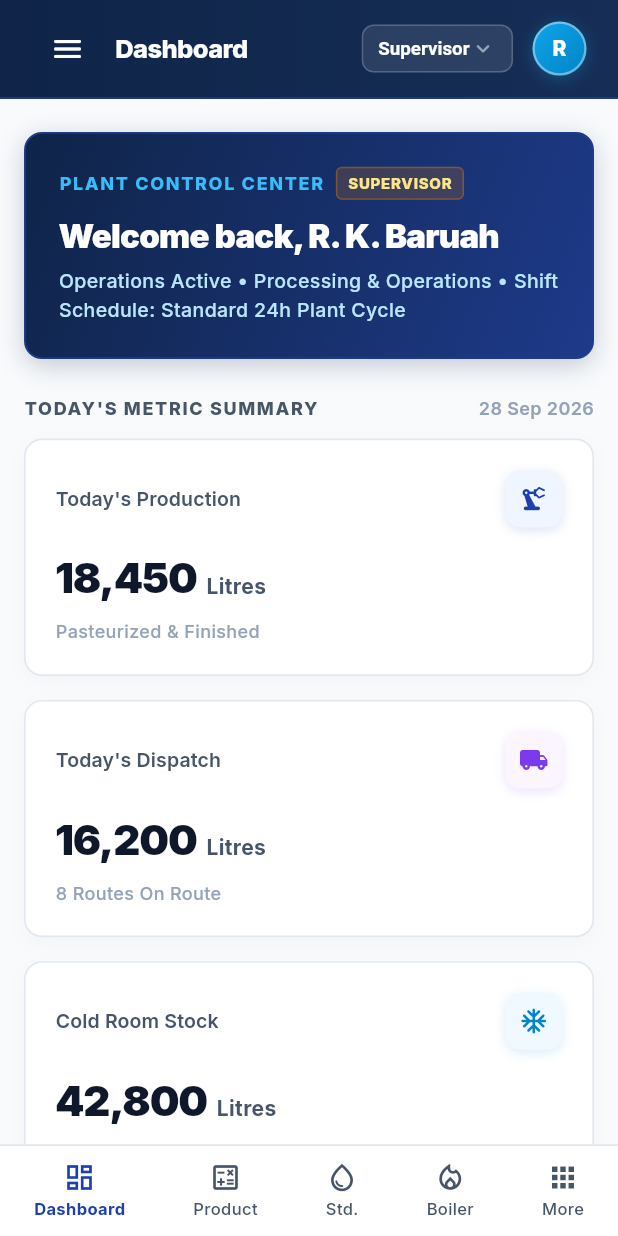
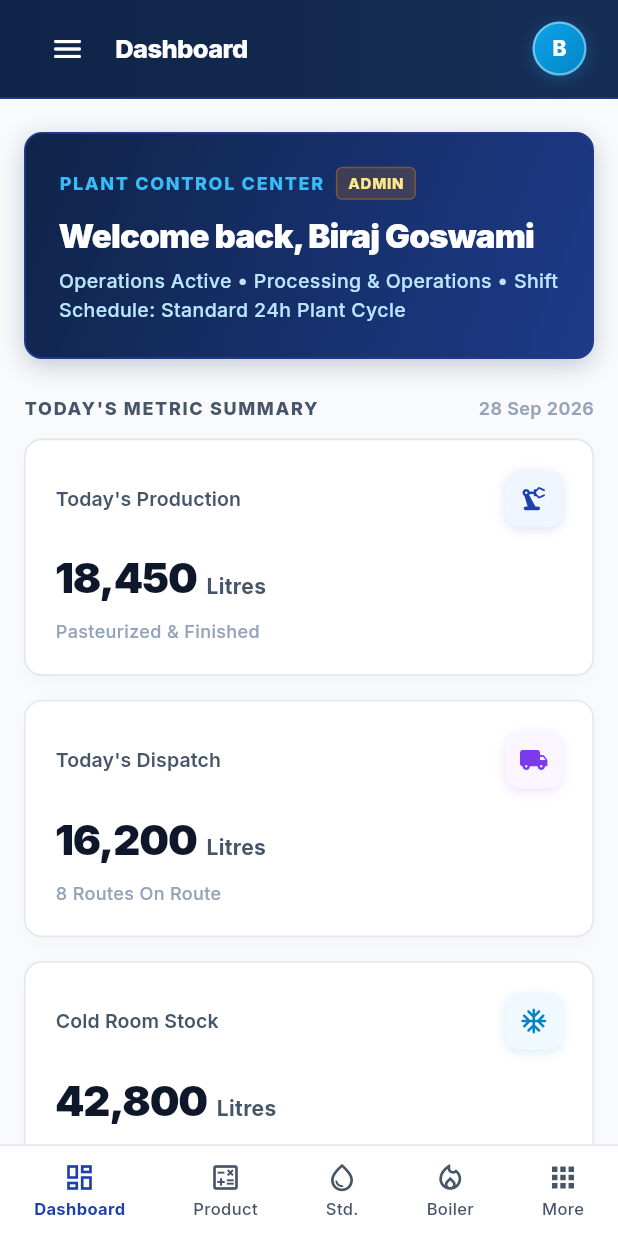
Before and after one commit to wingglexbiraj-max/caseya, a Flutter app: the screen it shows after launch, on a phone screen of 412 x 824 dp. Run offline on Flutter 3.47's test engine with Material 3 defaults, Android fonts, the phone set to English and light mode, and no system bars; our stand-ins replace flutter_riverpod, google_fonts, shared_preferences.

Commit message:
feat(header): add real-time clock and date, remove admin chip, update user to Biraj Goswami

```diff
--- a/lib/core/utils/formatters.dart
+++ b/lib/core/utils/formatters.dart
@@ -6,7 +6,13 @@ class Formatters {
   static final NumberFormat _oneDecimalFormat = NumberFormat('#,##0.0');
   static final DateFormat _dateFormat = DateFormat('dd MMM yyyy');
   static final DateFormat _timeFormat = DateFormat('hh:mm a');
+  static final DateFormat _timeWithSecondsFormat = DateFormat('HH:mm:ss');
   static final DateFormat _isoDateFormat = DateFormat('yyyy-MM-dd');
+
+  /// Format Time with seconds, e.g. 13:08:25
+  static String formatTimeWithSeconds(DateTime dateTime) {
+    return _timeWithSecondsFormat.format(dateTime);
+  }
 
   /// Format an integer quantity with commas, e.g. 3,000
   static String formatInt(num value) {
--- a/lib/core/widgets/app_header.dart
+++ b/lib/core/widgets/app_header.dart
@@ -1,7 +1,8 @@
+import 'dart:async';
+import 'dart:ui';
 import 'package:flutter/material.dart';
 import 'package:flutter_riverpod/flutter_riverpod.dart';
 import '../constants/app_colors.dart';
-import '../constants/app_constants.dart';
 import '../utils/responsive_layout.dart';
 import '../utils/formatters.dart';
 import '../../providers/auth_provider.dart';
@@ -67,89 +68,21 @@ class AppHeader extends ConsumerWidget implements PreferredSizeWidget {
             ),
           ),
 
-          // Operational Status Indicators (Golden Ratio layout)
+          // Operational Status Indicators with Real-Time Clock & Date
           LayoutBuilder(
             builder: (context, constraints) {
               final screenWidth = MediaQuery.of(context).size.width;
-              if (screenWidth < 980) return const SizedBox.shrink();
+              if (screenWidth < 850) return const SizedBox.shrink();
 
-              return Row(
+              return const Row(
                 mainAxisSize: MainAxisSize.min,
                 children: [
-                  Container(
-                    padding: const EdgeInsets.symmetric(horizontal: 12, vertical: 6),
-                    decoration: BoxDecoration(
-                      color: Colors.white.withValues(alpha: 0.08),
-                      borderRadius: BorderRadius.circular(8),
-                      border: Border.all(color: Colors.white.withValues(alpha: 0.16)),
-                    ),
-                    child: Row(
-                      mainAxisSize: MainAxisSize.min,
-                      children: [
-                        Container(
-                          width: 8,
-                          height: 8,
-                          decoration: const BoxDecoration(
-                            color: AppColors.accentCyan,
-                            shape: BoxShape.circle,
-                          ),
-                        ),
-                        const SizedBox(width: 8),
-                        Text(
-                          'Plant Facility Active • $todayStr',
-                          style: const TextStyle(
-                            fontSize: 12,
-                            fontWeight: FontWeight.w700,
-                            color: Color(0xFFE2E8F0),
-                          ),
-                        ),
-                      ],
-                    ),
-                  ),
-                  const SizedBox(width: 14),
+                  _LivePlantFacilityStatus(),
+                  SizedBox(width: 16),
                 ],
               );
             },
           ),
-
-          // Fast Role Switcher Pill
-          Container(
-            padding: const EdgeInsets.symmetric(horizontal: 10, vertical: 3),
-            decoration: BoxDecoration(
-              color: Colors.white.withValues(alpha: 0.1),
-              borderRadius: BorderRadius.circular(8),
-              border: Border.all(color: Colors.white.withValues(alpha: 0.2)),
-            ),
-            child: DropdownButtonHideUnderline(
-              child: DropdownButton<String>(
-                value: user.role,
-                dropdownColor: AppColors.headerBackground,
-                isDense: true,
-                icon: const Icon(Icons.expand_more_rounded, size: 18, color: Color(0xFF94A3B8)),
-                style: const TextStyle(fontSize: 12.5, fontWeight: FontWeight.w700, color: Colors.white),
-                items: const [
-                  DropdownMenuItem(
-                    value: AppConstants.roleAdmin,
-                    child: Text('Admin', style: TextStyle(color: Colors.white, fontSize: 12.5, fontWeight: FontWeight.w700)),
-                  ),
-                  DropdownMenuItem(
-                    value: AppConstants.roleSupervisor,
-                    child: Text('Supervisor', style: TextStyle(color: Colors.white, fontSize: 12.5, fontWeight: FontWeight.w700)),
-                  ),
-                  DropdownMenuItem(
-                    value: AppConstants.roleOperator,
-                    child: Text('Operator', style: TextStyle(color: Colors.white, fontSize: 12.5, fontWeight: FontWeight.w700)),
-                  ),
-                ],
-                onChanged: (newRole) {
-                  if (newRole != null) {
-                    ref.read(authProvider.notifier).switchRole(newRole);
-                  }
-                },
-              ),
-            ),
-          ),
-          const SizedBox(width: 13),
 
           // User Profile Tag with Emerald Gradient Avatar
           Row(
@@ -212,3 +145,72 @@ class AppHeader extends ConsumerWidget implements PreferredSizeWidget {
     );
   }
 }
+
+class _LivePlantFacilityStatus extends StatefulWidget {
+  const _LivePlantFacilityStatus();
+
+  @override
+  State<_LivePlantFacilityStatus> createState() => _LivePlantFacilityStatusState();
+}
+
+class _LivePlantFacilityStatusState extends State<_LivePlantFacilityStatus> {
+  late DateTime _currentTime;
+  Timer? _timer;
+
+  @override
+  void initState() {
+    super.initState();
+    _currentTime = DateTime.now();
+    _timer = Timer.periodic(const Duration(seconds: 1), (_) {
+      if (mounted) {
+        setState(() {
+          _currentTime = DateTime.now();
+        });
+      }
+    });
+  }
+
+  @override
+  void dispose() {
+    _timer?.cancel();
+    super.dispose();
+  }
+
+  @override
+  Widget build(BuildContext context) {
+    final timeStr = Formatters.formatTimeWithSeconds(_currentTime);
+    final dateStr = Formatters.formatDate(_currentTime);
+
+    return Container(
+      padding: const EdgeInsets.symmetric(horizontal: 12, vertical: 6),
+      decoration: BoxDecoration(
+        color: Colors.white.withValues(alpha: 0.08),
+        borderRadius: BorderRadius.circular(8),
+        border: Border.all(color: Colors.white.withValues(alpha: 0.16)),
+      ),
+      child: Row(
+        mainAxisSize: MainAxisSize.min,
+        children: [
+          Container(
+            width: 8,
+            height: 8,
+            decoration: const BoxDecoration(
+              color: AppColors.accentCyan,
+              shape: BoxShape.circle,
+            ),
+          ),
+          const SizedBox(width: 8),
+          Text(
+            'Plant Facility Active • $timeStr • $dateStr',
+            style: const TextStyle(
+              fontSize: 12,
+              fontWeight: FontWeight.w700,
+              color: Color(0xFFE2E8F0),
+              fontFeatures: [FontFeature.tabularFigures()],
+            ),
+          ),
+        ],
+      ),
+    );
+  }
+}
--- a/lib/pages/batch_records/add_batch_dialog.dart
+++ b/lib/pages/batch_records/add_batch_dialog.dart
@@ -511,7 +511,7 @@ class _AddBatchDialogState extends ConsumerState<AddBatchDialog> {
                           Expanded(
                             child: AppTextField(
                               label: 'Operator / Technologist',
-                              hint: 'e.g. R. K. Baruah',
+                              hint: 'e.g. Biraj Goswami',
                               controller: _operatorController,
                             ),
                           ),
--- a/lib/pages/production/production_page.dart
+++ b/lib/pages/production/production_page.dart
@@ -34,7 +34,7 @@ class _ProductionPageState extends ConsumerState<ProductionPage> {
       'crates': 175,
       'fat': 4.52,
       'snf': 8.54,
-      'employee': 'R. K. Baruah',
+      'employee': 'Biraj Goswami',
     },
     {
       'date': '2026-09-27',
@@ -45,7 +45,7 @@ class _ProductionPageState extends ConsumerState<ProductionPage> {
       'crates': 125,
       'fat': 3.02,
       'snf': 8.51,
-      'employee': 'R. K. Baruah',
+      'employee': 'Biraj Goswami',
     },
     {
       'date': '2026-09-26',
--- a/lib/pages/reports/reports_page.dart
+++ b/lib/pages/reports/reports_page.dart
@@ -241,7 +241,7 @@ class _ReportsPageState extends State<ReportsPage> {
             Padding(padding: EdgeInsets.all(10), child: Text('2026-09-27')),
             Padding(padding: EdgeInsets.all(10), child: Text('Shift A (06:00 - 14:00)')),
             Padding(padding: EdgeInsets.all(10), child: Text('900.00 L (Diff: 70 CM)')),
-            Padding(padding: EdgeInsets.all(10), child: Text('R. K. Baruah')),
+            Padding(padding: EdgeInsets.all(10), child: Text('Biraj Goswami')),
           ],
         ),
         TableRow(
@@ -257,7 +257,7 @@ class _ReportsPageState extends State<ReportsPage> {
             Padding(padding: EdgeInsets.all(10), child: Text('2026-09-25')),
             Padding(padding: EdgeInsets.all(10), child: Text('Shift A (06:00 - 14:00)')),
             Padding(padding: EdgeInsets.all(10), child: Text('1064.29 L (Top-up: 100 L)')),
-            Padding(padding: EdgeInsets.all(10), child: Text('R. K. Baruah')),
+            Padding(padding: EdgeInsets.all(10), child: Text('Biraj Goswami')),
           ],
         ),
       ],
--- a/lib/providers/auth_provider.dart
+++ b/lib/providers/auth_provider.dart
@@ -9,11 +9,11 @@ final authProvider = StateNotifierProvider<AuthNotifier, UserModel>((ref) {
 class AuthNotifier extends StateNotifier<UserModel> {
   AuthNotifier()
       : super(const UserModel(
-          userId: 'EMP-0104',
-          employeeCode: 'OPR-104',
-          name: 'R. K. Baruah',
-          email: 'rbaruah@caseya-plant.com',
-          role: 'Supervisor',
+          userId: 'EMP-0101',
+          employeeCode: 'ADMIN-01',
+          name: 'Biraj Goswami',
+          email: 'biraj.goswami@caseya-plant.com',
+          role: 'Admin',
           department: 'Processing & Operations',
         )) {
     loadUser();
@@ -21,7 +21,21 @@ class AuthNotifier extends StateNotifier<UserModel> {
 
   Future<void> loadUser() async {
     final user = await LocalStorageService.getCurrentUser();
-    state = user;
+    if (user.name == 'R. K. Baruah' || user.name.isEmpty) {
+      final updated = UserModel(
+        userId: user.userId.isEmpty ? 'EMP-0101' : user.userId,
+        employeeCode: user.employeeCode.isEmpty ? 'ADMIN-01' : user.employeeCode,
+        name: 'Biraj Goswami',
+        email: 'biraj.goswami@caseya-plant.com',
+        role: user.role,
+        department: user.department,
+        active: true,
+      );
+      state = updated;
+      await LocalStorageService.saveCurrentUser(updated);
+    } else {
+      state = user;
+    }
   }
 
   Future<void> switchRole(String role) async {
--- a/lib/services/local_storage_service.dart
+++ b/lib/services/local_storage_service.dart
@@ -524,15 +524,29 @@ class LocalStorageService {
     final jsonStr = prefs.getString(AppConstants.storageKeyUser);
     if (jsonStr != null && jsonStr.isNotEmpty) {
       try {
-        return UserModel.fromJson(jsonDecode(jsonStr));
+        final user = UserModel.fromJson(jsonDecode(jsonStr));
+        if (user.name == 'R. K. Baruah' || user.name.isEmpty) {
+          final updated = UserModel(
+            userId: user.userId.isEmpty ? 'EMP-0101' : user.userId,
+            employeeCode: user.employeeCode.isEmpty ? 'ADMIN-01' : user.employeeCode,
+            name: 'Biraj Goswami',
+            email: 'biraj.goswami@caseya-plant.com',
+            role: user.role,
+            department: user.department,
+            active: true,
+          );
+          await saveCurrentUser(updated);
+          return updated;
+        }
+        return user;
       } catch (_) {}
     }
     return const UserModel(
-      userId: 'EMP-0104',
-      employeeCode: 'OPR-104',
-      name: 'R. K. Baruah',
-      email: 'rbaruah@caseya-plant.com',
-      role: 'Supervisor',
+      userId: 'EMP-0101',
+      employeeCode: 'ADMIN-01',
+      name: 'Biraj Goswami',
+      email: 'biraj.goswami@caseya-plant.com',
+      role: 'Admin',
       department: 'Processing & Operations',
     );
   }
@@ -814,8 +828,8 @@ class LocalStorageService {
         date: '2026-09-27',
         time: '02:00 PM',
         shift: 'Shift A (06:00 - 14:00)',
-        employeeId: 'EMP-0104',
-        employeeName: 'R. K. Baruah',
+        employeeId: 'EMP-0101',
+        employeeName: 'Biraj Goswami',
         openingCm: 500.0,
         closingCm: 430.0,
         levelDifferenceCm: 70.0,
@@ -852,8 +866,8 @@ class LocalStorageService {
         date: '2026-09-25',
         shift: 'Shift A (06:00 - 14:00)',
         time: '02:15 PM',
-        employeeId: 'EMP-0104',
-        employeeName: 'R. K. Baruah',
+        employeeId: 'EMP-0101',
+        employeeName: 'Biraj Goswami',
         openingCm: 515.0,
         closingCm: 440.0,
         levelDifferenceCm: 75.0,
@@ -880,8 +894,8 @@ class LocalStorageService {
         recordId: 'STD-20260927-01',
         date: '2026-09-27',
         time: '09:20 AM',
-        employeeId: 'EMP-0104',
-        employeeName: 'R. K. Baruah',
+        employeeId: 'EMP-0101',
+        employeeName: 'Biraj Goswami',
         inputMilkQuantity: 5000.0,
         inputFat: 3.8,
         inputSnf: 8.4,
@@ -1027,7 +1041,7 @@ class LocalStorageService {
         batchQuantity: 500.0,
         batchUnit: 'L',
         shift: 'Shift A (06:00 - 14:00)',
-        operatorName: 'R. K. Baruah',
+        operatorName: 'Biraj Goswami',
         notes: 'Standard sweet lassi formulation batch 1',
         ingredients: const [
           BatchIngredientModel(id: 'ING-01', batchId: 'BATCH-20260928-01', ingredientName: 'Milk', quantity: 300.0, unit: 'L'),
@@ -1047,7 +1061,7 @@ class LocalStorageService {
         batchQuantity: 1000.0,
         batchUnit: 'L',
         shift: 'Shift A (06:00 - 14:00)',
-        operatorName: 'R. K. Baruah',
+        operatorName: 'Biraj Goswami',
         notes: 'Plain curd bulk vat incubation',
         ingredients: const [
           BatchIngredientModel(id: 'ING-05', batchId: 'BATCH-20260928-02', ingredientName: 'Milk', quantity: 1000.0, unit: 'L'),
@@ -1101,7 +1115,7 @@ class LocalStorageService {
         batchQuantity: 500.0,
         batchUnit: 'L',
         shift: 'Shift A (06:00 - 14:00)',
-        operatorName: 'R. K. Baruah',
+        operatorName: 'Biraj Goswami',
         notes: 'Morning sweet lassi production',
         ingredients: const [
           BatchIngredientModel(id: 'ING-11', batchId: 'BATCH-20260929-02', ingredientName: 'Milk', quantity: 300.0, unit: 'L'),
```
Also changed, not shown: 1 other file.
